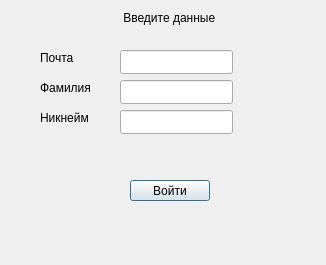
Old version of the form newlogin.ui in the repository kostya-vorobev/Lents.
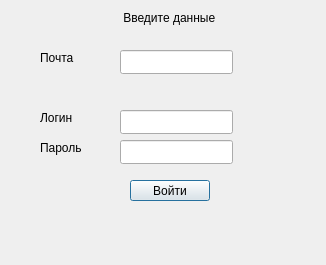
New version of the form.

The edit to the form file:
```diff
--- a/newlogin.ui
+++ b/newlogin.ui
@@ -43,13 +43,13 @@
    <property name="geometry">
     <rect>
      <x>40</x>
-     <y>80</y>
+     <y>140</y>
      <width>61</width>
      <height>16</height>
     </rect>
    </property>
    <property name="text">
-    <string>Фамилия</string>
+    <string>Пароль</string>
    </property>
   </widget>
   <widget class="QLabel" name="label_4">
@@ -62,7 +62,7 @@
     </rect>
    </property>
    <property name="text">
-    <string>Никнейм</string>
+    <string>Логин</string>
    </property>
   </widget>
   <widget class="QPushButton" name="pushButton">
@@ -92,7 +92,7 @@
    <property name="geometry">
     <rect>
      <x>120</x>
-     <y>80</y>
+     <y>140</y>
      <width>113</width>
      <height>24</height>
     </rect>
```
